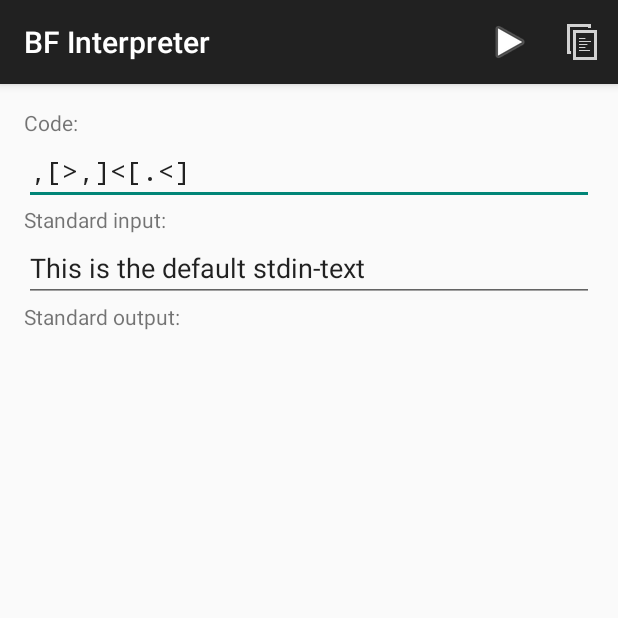
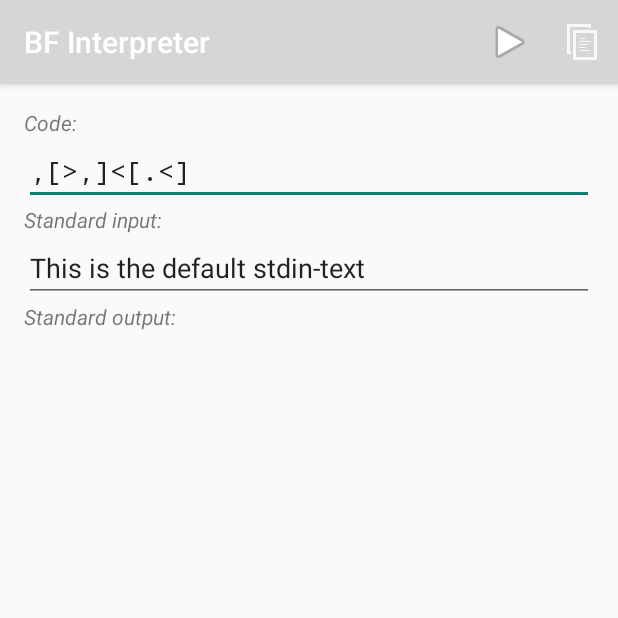
Before and after one commit to segin/BFInterpreter, an Android app: the screen it shows after launch (BFInterpreter), on a phone screen of 412 x 824 dp, the top half of it. Run offline under Robolectric (Android 15) with nearby library versions, the phone set to English and light mode, and no system bars.

Commit message:
Snapshot for 0.4

```diff
--- a/app/src/main/java/org/segin/bfinterpreter/BFInterpreter.java
+++ b/app/src/main/java/org/segin/bfinterpreter/BFInterpreter.java
@@ -16,9 +16,10 @@ package org.segin.bfinterpreter;
  * limitations under the License.
  */
 
+import android.os.AsyncTask;
+import android.os.Bundle;
+import android.support.v7.app.ActionBarActivity;
 import android.text.ClipboardManager;
-import android.support.v7.app.ActionBarActivity;
-import android.os.Bundle;
 import android.view.Menu;
 import android.view.MenuItem;
 import android.view.View;
@@ -35,6 +36,7 @@ public class BFInterpreter extends ActionBarActivity {
     private EditText codeText;
     private TextView outputText;
     private String output;
+    private AsyncTask interpThread;
 
     @Override
     protected void onCreate(Bundle savedInstanceState) {
@@ -106,4 +108,63 @@ public class BFInterpreter extends ActionBarActivity {
         }
         return super.onOptionsItemSelected(item);
     }
+
+    /*
+    private class InterpreterThread extends AsyncTask<String, Integer, String> {
+
+        private int a;
+
+        @Override
+        void onPreExecute() {
+            super.onPreExecute();
+            output = "";
+        }
+
+        @Override
+        protected String doInBackground(String... params) {
+            interpreter = new Interpreter();
+            interpreter.setIO(new UserIO() {
+                @Override
+                public char input() {
+                    try {
+                        char ret = inputText.getText().toString().charAt(inputCounter);
+                        inputCounter++;
+                        return ret;
+                    } catch (Exception e) {
+                        // Panu Kalliokoski behavior
+                        return 0;
+                    }
+                }
+
+                @Override
+                public void output(char out) {
+                    outputText.setVisibility(View.VISIBLE);
+                    output += String.valueOf(out);
+                    outputText.setText(output);
+                }
+            });
+            try {
+                output = "";
+                inputCounter = 0;
+                interpreter.run(codeText.getText().toString());
+            } catch (Exception e) {
+                e.printStackTrace();
+                output += getString(R.string.crash) + e.toString();
+                outputText.setVisibility(View.VISIBLE);
+                outputText.setText(output);
+            }
+            return true;
+        }
+
+        @Override
+        protected void onProgressUpdate(Integer... values) {
+            super.onProgressUpdate(values);
+        }
+
+        @Override
+        protected void onPostExecute(String result) {
+            super.onPostExecute(result);
+        }
+    }
+    */
 }
--- a/app/src/main/res/layout/activity_bfinterpreter.xml
+++ b/app/src/main/res/layout/activity_bfinterpreter.xml
@@ -23,7 +23,8 @@
             android:layout_height="wrap_content"
             android:text="@string/code_help"
             android:id="@+id/codeHelp"
-            android:labelFor="@+id/codeText"/>
+            android:labelFor="@+id/codeText"
+            android:textStyle="italic" />
 
         <EditText
             android:layout_width="match_parent"
@@ -35,6 +36,7 @@
             android:layout_toLeftOf="@+id/runButton"
             android:layout_toStartOf="@+id/runButton"
             android:layout_below="@+id/codeHelp"
+            android:fontFamily="monospace"
             android:text="@string/code_text"
             android:typeface="monospace" />
 
@@ -43,7 +45,8 @@
             android:layout_height="wrap_content"
             android:text="@string/input_help"
             android:id="@+id/inputHelp"
-            android:labelFor="@+id/inputText" />
+            android:labelFor="@+id/inputText"
+            android:textStyle="italic" />
 
         <EditText
             android:layout_width="match_parent"
@@ -59,12 +62,15 @@
             android:layout_height="wrap_content"
             android:text="@string/output_help"
             android:id="@+id/outputHelp"
-            android:labelFor="@+id/outputText" />
+            android:labelFor="@+id/outputText"
+            android:textStyle="italic" />
 
         <TextView
             android:layout_width="match_parent"
             android:layout_height="match_parent"
-            android:id="@+id/outputText" />
+            android:id="@+id/outputText"
+            android:fontFamily="monospace"
+            android:typeface="monospace" />
 
     </LinearLayout>
 
--- a/app/src/main/res/values/styles.xml
+++ b/app/src/main/res/values/styles.xml
@@ -1,8 +1,20 @@
 <resources>
 
     <!-- Base application theme. -->
-    <style name="AppTheme" parent="Theme.AppCompat.Light.DarkActionBar">
-        <!-- Customize your theme here. -->
+    <style name="AppTheme" parent="Theme.AppCompat.Light">
+        <!-- <item name="android:actionBarStyle">@style/BFTheme.ActionBar</item> -->
+        <item name="actionBarStyle">@style/BFTheme.ActionBar</item>
+        <item name="colorPrimary">@color/logo</item>
+        <item name="colorPrimaryDark">@color/logoDark</item>
     </style>
 
+    <style name="BFTheme.ActionBar" parent="Base.Widget.AppCompat.Light.ActionBar.Solid">
+        <item name="android:titleTextStyle">@style/BFTheme.ActionBar.TitleTextStyle</item>
+        <item name="titleTextStyle">@style/BFTheme.ActionBar.TitleTextStyle</item>
+        <item name="background">@color/logo</item>
+    </style>
+
+    <style name="BFTheme.ActionBar.TitleTextStyle" parent="Base.TextAppearance.AppCompat.Widget.ActionBar.Title">
+        <item name="android:textColor">@android:color/white</item>
+    </style>
 </resources>
```
Also changed, not shown: 1 other file.
